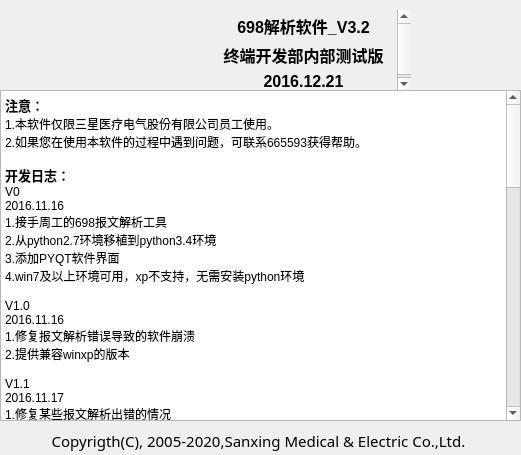
Above: UI/about_window.ui from KayFelicities/698trans before the change. Below: the same form after it.
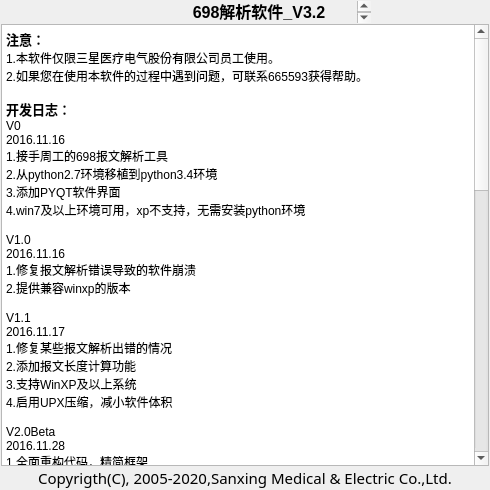
That is the form after the change. Icons and pictures are not drawn.

```diff
--- a/UI/about_window.ui
+++ b/UI/about_window.ui
@@ -6,8 +6,8 @@
    <rect>
     <x>0</x>
     <y>0</y>
-    <width>521</width>
-    <height>455</height>
+    <width>490</width>
+    <height>490</height>
    </rect>
   </property>
   <property name="windowTitle">
@@ -19,17 +19,201 @@
     <normalon>:/698/698.ico</normalon>:/698/698.ico</iconset>
   </property>
   <widget class="QWidget" name="centralwidget">
-   <widget class="QTextEdit" name="about_box">
-    <property name="geometry">
-     <rect>
-      <x>0</x>
-      <y>90</y>
-      <width>521</width>
-      <height>331</height>
-     </rect>
+   <layout class="QVBoxLayout" name="verticalLayout">
+    <property name="spacing">
+     <number>1</number>
     </property>
-    <property name="html">
-     <string>&lt;!DOCTYPE HTML PUBLIC &quot;-//W3C//DTD HTML 4.0//EN&quot; &quot;http://www.w3.org/TR/REC-html40/strict.dtd&quot;&gt;
+    <property name="margin">
+     <number>1</number>
+    </property>
+    <item>
+     <layout class="QHBoxLayout" name="horizontalLayout">
+      <property name="sizeConstraint">
+       <enum>QLayout::SetDefaultConstraint</enum>
+      </property>
+      <item>
+       <spacer name="horizontalSpacer">
+        <property name="orientation">
+         <enum>Qt::Horizontal</enum>
+        </property>
+        <property name="sizeType">
+         <enum>QSizePolicy::Expanding</enum>
+        </property>
+        <property name="sizeHint" stdset="0">
+         <size>
+          <width>100</width>
+          <height>20</height>
+         </size>
+        </property>
+       </spacer>
+      </item>
+      <item>
+       <widget class="QPushButton" name="pushButton">
+        <property name="sizePolicy">
+         <sizepolicy hsizetype="Fixed" vsizetype="Fixed">
+          <horstretch>0</horstretch>
+          <verstretch>0</verstretch>
+         </sizepolicy>
+        </property>
+        <property name="text">
+         <string/>
+        </property>
+        <property name="icon">
+         <iconset resource="icon.qrc">
+          <normaloff>:/698/698.ico</normaloff>:/698/698.ico</iconset>
+        </property>
+        <property name="iconSize">
+         <size>
+          <width>70</width>
+          <height>70</height>
+         </size>
+        </property>
+        <property name="autoRepeat">
+         <bool>false</bool>
+        </property>
+        <property name="flat">
+         <bool>true</bool>
+        </property>
+       </widget>
+      </item>
+      <item>
+       <widget class="QTextBrowser" name="textBrowser">
+        <property name="sizePolicy">
+         <sizepolicy hsizetype="Maximum" vsizetype="Ignored">
+          <horstretch>0</horstretch>
+          <verstretch>0</verstretch>
+         </sizepolicy>
+        </property>
+        <property name="maximumSize">
+         <size>
+          <width>210</width>
+          <height>16777215</height>
+         </size>
+        </property>
+        <property name="palette">
+         <palette>
+          <active>
+           <colorrole role="Light">
+            <brush brushstyle="SolidPattern">
+             <color alpha="255">
+              <red>255</red>
+              <green>255</green>
+              <blue>255</blue>
+             </color>
+            </brush>
+           </colorrole>
+           <colorrole role="Base">
+            <brush brushstyle="SolidPattern">
+             <color alpha="0">
+              <red>255</red>
+              <green>255</green>
+              <blue>255</blue>
+             </color>
+            </brush>
+           </colorrole>
+          </active>
+          <inactive>
+           <colorrole role="Light">
+            <brush brushstyle="SolidPattern">
+             <color alpha="255">
+              <red>255</red>
+              <green>255</green>
+              <blue>255</blue>
+             </color>
+            </brush>
+           </colorrole>
+           <colorrole role="Base">
+            <brush brushstyle="SolidPattern">
+             <color alpha="0">
+              <red>255</red>
+              <green>255</green>
+              <blue>255</blue>
+             </color>
+            </brush>
+           </colorrole>
+          </inactive>
+          <disabled>
+           <colorrole role="Light">
+            <brush brushstyle="SolidPattern">
+             <color alpha="255">
+              <red>255</red>
+              <green>255</green>
+              <blue>255</blue>
+             </color>
+            </brush>
+           </colorrole>
+           <colorrole role="Base">
+            <brush brushstyle="SolidPattern">
+             <color alpha="255">
+              <red>240</red>
+              <green>240</green>
+              <blue>240</blue>
+             </color>
+            </brush>
+           </colorrole>
+          </disabled>
+         </palette>
+        </property>
+        <property name="contextMenuPolicy">
+         <enum>Qt::NoContextMenu</enum>
+        </property>
+        <property name="acceptDrops">
+         <bool>false</bool>
+        </property>
+        <property name="layoutDirection">
+         <enum>Qt::LeftToRight</enum>
+        </property>
+        <property name="autoFillBackground">
+         <bool>true</bool>
+        </property>
+        <property name="frameShape">
+         <enum>QFrame::NoFrame</enum>
+        </property>
+        <property name="frameShadow">
+         <enum>QFrame::Plain</enum>
+        </property>
+        <property name="lineWidth">
+         <number>0</number>
+        </property>
+        <property name="html">
+         <string>&lt;!DOCTYPE HTML PUBLIC &quot;-//W3C//DTD HTML 4.0//EN&quot; &quot;http://www.w3.org/TR/REC-html40/strict.dtd&quot;&gt;
+&lt;html&gt;&lt;head&gt;&lt;meta name=&quot;qrichtext&quot; content=&quot;1&quot; /&gt;&lt;style type=&quot;text/css&quot;&gt;
+p, li { white-space: pre-wrap; }
+&lt;/style&gt;&lt;/head&gt;&lt;body style=&quot; font-family:'SimSun'; font-size:9pt; font-weight:400; font-style:normal;&quot;&gt;
+&lt;p align=&quot;center&quot; style=&quot; margin-top:0px; margin-bottom:5px; margin-left:0px; margin-right:0px; -qt-block-indent:0; text-indent:0px;&quot;&gt;&lt;span style=&quot; font-size:12pt; font-weight:600;&quot;&gt;698解析软件_V3.2&lt;/span&gt;&lt;/p&gt;
+&lt;p align=&quot;center&quot; style=&quot; margin-top:0px; margin-bottom:5px; margin-left:0px; margin-right:0px; -qt-block-indent:0; text-indent:0px;&quot;&gt;&lt;span style=&quot; font-size:12pt; font-weight:600;&quot;&gt;终端开发部内部测试版&lt;/span&gt;&lt;/p&gt;
+&lt;p align=&quot;center&quot; style=&quot; margin-top:0px; margin-bottom:5px; margin-left:0px; margin-right:0px; -qt-block-indent:0; text-indent:0px;&quot;&gt;&lt;span style=&quot; font-size:12pt; font-weight:600;&quot;&gt;2016.12.21&lt;/span&gt;&lt;/p&gt;&lt;/body&gt;&lt;/html&gt;</string>
+        </property>
+        <property name="textInteractionFlags">
+         <set>Qt::NoTextInteraction</set>
+        </property>
+        <property name="openLinks">
+         <bool>false</bool>
+        </property>
+       </widget>
+      </item>
+      <item>
+       <spacer name="horizontalSpacer_2">
+        <property name="orientation">
+         <enum>Qt::Horizontal</enum>
+        </property>
+        <property name="sizeType">
+         <enum>QSizePolicy::Expanding</enum>
+        </property>
+        <property name="sizeHint" stdset="0">
+         <size>
+          <width>100</width>
+          <height>20</height>
+         </size>
+        </property>
+       </spacer>
+      </item>
+     </layout>
+    </item>
+    <item>
+     <widget class="QTextEdit" name="about_box">
+      <property name="html">
+       <string>&lt;!DOCTYPE HTML PUBLIC &quot;-//W3C//DTD HTML 4.0//EN&quot; &quot;http://www.w3.org/TR/REC-html40/strict.dtd&quot;&gt;
 &lt;html&gt;&lt;head&gt;&lt;meta name=&quot;qrichtext&quot; content=&quot;1&quot; /&gt;&lt;style type=&quot;text/css&quot;&gt;
 p, li { white-space: pre-wrap; }
 &lt;/style&gt;&lt;/head&gt;&lt;body style=&quot; font-family:'SimSun'; font-size:9pt; font-weight:400; font-style:normal;&quot;&gt;
@@ -106,177 +290,34 @@
 &lt;p style=&quot; margin-top:0px; margin-bottom:0px; margin-left:0px; margin-right:0px; -qt-block-indent:0; text-indent:0px;&quot;&gt;1.添加tcp客户端模式，可连接前置机&lt;/p&gt;
 &lt;p style=&quot; margin-top:0px; margin-bottom:0px; margin-left:0px; margin-right:0px; -qt-block-indent:0; text-indent:0px;&quot;&gt;2.去除服务器地址、地址长度、客户机地址的自动提取功能&lt;/p&gt;
 &lt;p style=&quot; margin-top:0px; margin-bottom:0px; margin-left:0px; margin-right:0px; -qt-block-indent:0; text-indent:0px;&quot;&gt;3.添加报文服务器地址、地址类型、客户机地址一键修复功能&lt;/p&gt;&lt;/body&gt;&lt;/html&gt;</string>
-    </property>
-    <property name="textInteractionFlags">
-     <set>Qt::TextSelectableByKeyboard|Qt::TextSelectableByMouse</set>
-    </property>
-   </widget>
-   <widget class="QPushButton" name="pushButton">
-    <property name="geometry">
-     <rect>
-      <x>130</x>
-      <y>10</y>
-      <width>71</width>
-      <height>71</height>
-     </rect>
-    </property>
-    <property name="text">
-     <string/>
-    </property>
-    <property name="icon">
-     <iconset resource="icon.qrc">
-      <normaloff>:/698/698.ico</normaloff>:/698/698.ico</iconset>
-    </property>
-    <property name="iconSize">
-     <size>
-      <width>70</width>
-      <height>70</height>
-     </size>
-    </property>
-    <property name="autoRepeat">
-     <bool>false</bool>
-    </property>
-    <property name="flat">
-     <bool>true</bool>
-    </property>
-   </widget>
-   <widget class="QTextBrowser" name="textBrowser">
-    <property name="geometry">
-     <rect>
-      <x>210</x>
-      <y>10</y>
-      <width>201</width>
-      <height>81</height>
-     </rect>
-    </property>
-    <property name="palette">
-     <palette>
-      <active>
-       <colorrole role="Light">
-        <brush brushstyle="SolidPattern">
-         <color alpha="255">
-          <red>255</red>
-          <green>255</green>
-          <blue>255</blue>
-         </color>
-        </brush>
-       </colorrole>
-       <colorrole role="Base">
-        <brush brushstyle="SolidPattern">
-         <color alpha="0">
-          <red>255</red>
-          <green>255</green>
-          <blue>255</blue>
-         </color>
-        </brush>
-       </colorrole>
-      </active>
-      <inactive>
-       <colorrole role="Light">
-        <brush brushstyle="SolidPattern">
-         <color alpha="255">
-          <red>255</red>
-          <green>255</green>
-          <blue>255</blue>
-         </color>
-        </brush>
-       </colorrole>
-       <colorrole role="Base">
-        <brush brushstyle="SolidPattern">
-         <color alpha="0">
-          <red>255</red>
-          <green>255</green>
-          <blue>255</blue>
-         </color>
-        </brush>
-       </colorrole>
-      </inactive>
-      <disabled>
-       <colorrole role="Light">
-        <brush brushstyle="SolidPattern">
-         <color alpha="255">
-          <red>255</red>
-          <green>255</green>
-          <blue>255</blue>
-         </color>
-        </brush>
-       </colorrole>
-       <colorrole role="Base">
-        <brush brushstyle="SolidPattern">
-         <color alpha="255">
-          <red>240</red>
-          <green>240</green>
-          <blue>240</blue>
-         </color>
-        </brush>
-       </colorrole>
-      </disabled>
-     </palette>
-    </property>
-    <property name="contextMenuPolicy">
-     <enum>Qt::NoContextMenu</enum>
-    </property>
-    <property name="acceptDrops">
-     <bool>false</bool>
-    </property>
-    <property name="layoutDirection">
-     <enum>Qt::LeftToRight</enum>
-    </property>
-    <property name="autoFillBackground">
-     <bool>true</bool>
-    </property>
-    <property name="frameShape">
-     <enum>QFrame::NoFrame</enum>
-    </property>
-    <property name="frameShadow">
-     <enum>QFrame::Plain</enum>
-    </property>
-    <property name="lineWidth">
-     <number>0</number>
-    </property>
-    <property name="html">
-     <string>&lt;!DOCTYPE HTML PUBLIC &quot;-//W3C//DTD HTML 4.0//EN&quot; &quot;http://www.w3.org/TR/REC-html40/strict.dtd&quot;&gt;
-&lt;html&gt;&lt;head&gt;&lt;meta name=&quot;qrichtext&quot; content=&quot;1&quot; /&gt;&lt;style type=&quot;text/css&quot;&gt;
-p, li { white-space: pre-wrap; }
-&lt;/style&gt;&lt;/head&gt;&lt;body style=&quot; font-family:'SimSun'; font-size:9pt; font-weight:400; font-style:normal;&quot;&gt;
-&lt;p align=&quot;center&quot; style=&quot; margin-top:0px; margin-bottom:5px; margin-left:0px; margin-right:0px; -qt-block-indent:0; text-indent:0px;&quot;&gt;&lt;span style=&quot; font-size:12pt; font-weight:600;&quot;&gt;698解析软件_V3.2&lt;/span&gt;&lt;/p&gt;
-&lt;p align=&quot;center&quot; style=&quot; margin-top:0px; margin-bottom:5px; margin-left:0px; margin-right:0px; -qt-block-indent:0; text-indent:0px;&quot;&gt;&lt;span style=&quot; font-size:12pt; font-weight:600;&quot;&gt;终端开发部内部测试版&lt;/span&gt;&lt;/p&gt;
-&lt;p align=&quot;center&quot; style=&quot; margin-top:0px; margin-bottom:5px; margin-left:0px; margin-right:0px; -qt-block-indent:0; text-indent:0px;&quot;&gt;&lt;span style=&quot; font-size:12pt; font-weight:600;&quot;&gt;2016.12.21&lt;/span&gt;&lt;/p&gt;&lt;/body&gt;&lt;/html&gt;</string>
-    </property>
-    <property name="textInteractionFlags">
-     <set>Qt::NoTextInteraction</set>
-    </property>
-    <property name="openLinks">
-     <bool>false</bool>
-    </property>
-   </widget>
-   <widget class="QLabel" name="label">
-    <property name="geometry">
-     <rect>
-      <x>3</x>
-      <y>430</y>
-      <width>511</width>
-      <height>21</height>
-     </rect>
-    </property>
-    <property name="font">
-     <font>
-      <family>微软雅黑</family>
-      <pointsize>11</pointsize>
-      <weight>50</weight>
-      <bold>false</bold>
-     </font>
-    </property>
-    <property name="layoutDirection">
-     <enum>Qt::LeftToRight</enum>
-    </property>
-    <property name="text">
-     <string>Copyrigth(C), 2005-2020,Sanxing Medical &amp; Electric Co.,Ltd.</string>
-    </property>
-    <property name="alignment">
-     <set>Qt::AlignCenter</set>
-    </property>
-   </widget>
+      </property>
+      <property name="textInteractionFlags">
+       <set>Qt::TextSelectableByKeyboard|Qt::TextSelectableByMouse</set>
+      </property>
+     </widget>
+    </item>
+    <item>
+     <widget class="QLabel" name="label">
+      <property name="font">
+       <font>
+        <family>微软雅黑</family>
+        <pointsize>11</pointsize>
+        <weight>50</weight>
+        <bold>false</bold>
+       </font>
+      </property>
+      <property name="layoutDirection">
+       <enum>Qt::LeftToRight</enum>
+      </property>
+      <property name="text">
+       <string>Copyrigth(C), 2005-2020,Sanxing Medical &amp; Electric Co.,Ltd.</string>
+      </property>
+      <property name="alignment">
+       <set>Qt::AlignCenter</set>
+      </property>
+     </widget>
+    </item>
+   </layout>
    <zorder>pushButton</zorder>
    <zorder>textBrowser</zorder>
    <zorder>about_box</zorder>
```
